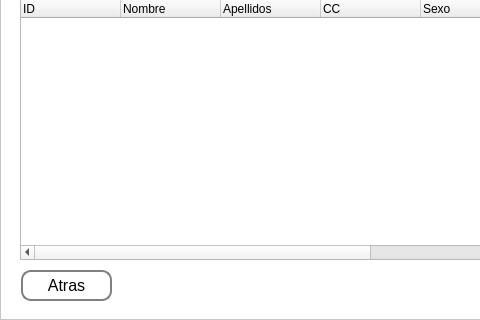
vhenaoi/OpenBCI_acquisition_python_ViAT, file interface/ViAT/Buscardatos.ui: the form before one commit; both pictures show x 0 to 480 and y 111 to 431 of the 780 by 431 pixel window.
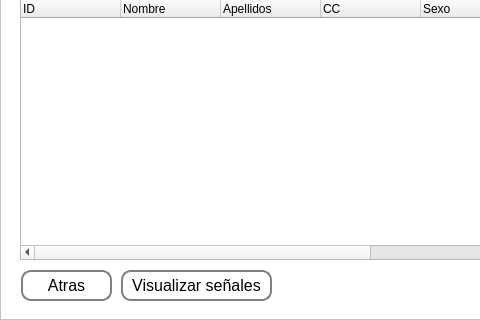
The form after the commit.

```diff
--- a/interface/ViAT/Buscardatos.ui
+++ b/interface/ViAT/Buscardatos.ui
@@ -395,6 +395,50 @@
       </property>
      </item>
     </widget>
+    <widget class="QPushButton" name="display">
+     <property name="geometry">
+      <rect>
+       <x>120</x>
+       <y>380</y>
+       <width>151</width>
+       <height>31</height>
+      </rect>
+     </property>
+     <property name="font">
+      <font>
+       <pointsize>12</pointsize>
+      </font>
+     </property>
+     <property name="styleSheet">
+      <string notr="true">QPushButton {
+    border: 2px solid gray;
+    border-radius: 10px;
+    padding: 0 8px;
+    background: rgb(255, 255, 255);
+    selection-background-color: darkgray;
+    }
+
+QPushButton:hover {
+    border: 2px solid gray;
+    border-radius: 10px;
+    padding: 0 8px;
+    background: rgb(222, 222, 222);
+    selection-background-color: darkgray;
+    }
+
+QPushButton:pressed {
+    border: 2px solid gray;
+    border-radius: 10px;
+    padding: 0 8px;
+    background:rgb(176, 176, 176);
+    selection-background-color: darkgray;
+    }
+</string>
+     </property>
+     <property name="text">
+      <string>Visualizar señales</string>
+     </property>
+    </widget>
    </widget>
   </widget>
   <zorder>scrollArea</zorder>
```
Left out of the diff: 10 changed lines with no effect on the pictures.
